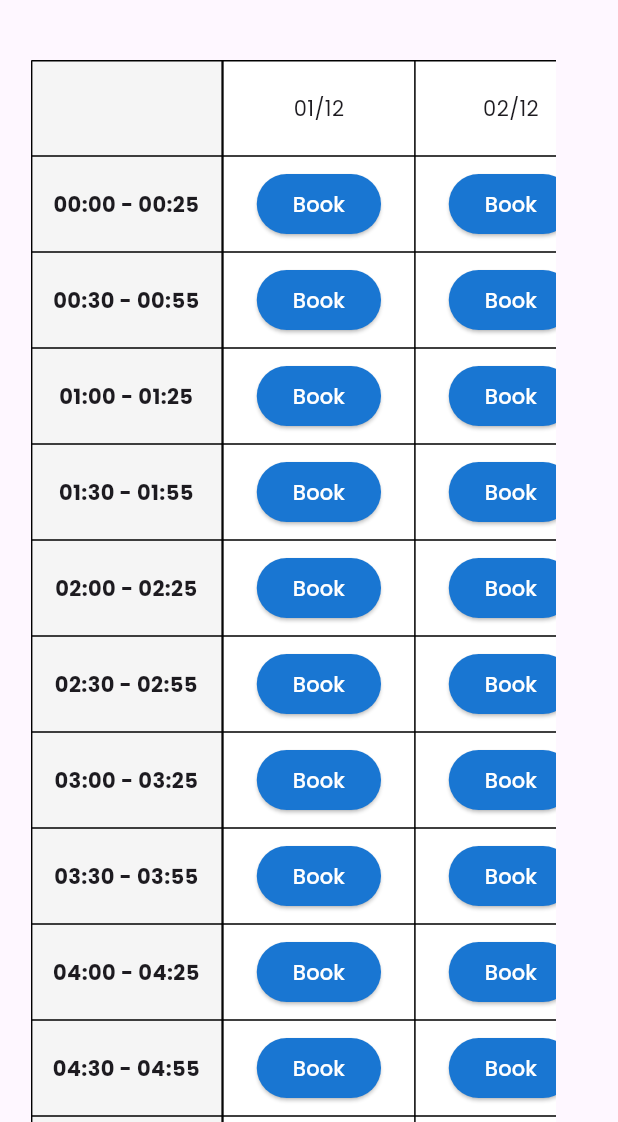
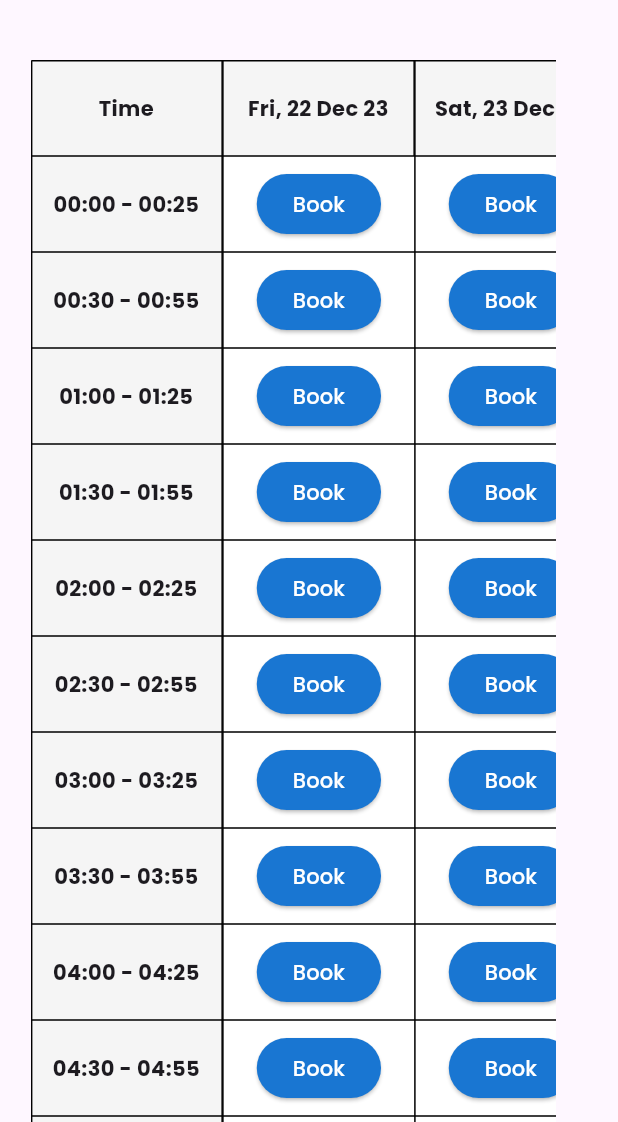
Before and after one commit to Mtoan12/advanced-mobile, a Flutter app: the TeacherDetailScreen screen opened by its route, scrolled down 1152 dp, on a phone screen of 412 x 824 dp, the part 114-1236 px from its top. Run offline on Flutter 3.47's test engine with Material 3 defaults, Android fonts, the phone set to English and light mode, and no system bars; our stand-ins replace data_table_2, flutter_svg, get, go_router, google_fonts, image_picker and 2 more; missing offline and left inert: flutter_pdfview, jitsi_meet_flutter_sdk, number_paginator; accounts and stored records are empty; network calls fail; key blocks and very long unbroken strings in the code were emptied for the run.

```diff
--- a/lib/main.dart
+++ b/lib/main.dart
@@ -1,20 +1,15 @@
 import 'dart:ui';
 
-import 'package:device_preview/device_preview.dart';
 import 'package:flutter/material.dart';
 import 'package:google_fonts/google_fonts.dart';
 import 'package:lettutor/provider/auth_provider.dart';
-import 'package:lettutor/provider/course_provider.dart';
 import 'package:lettutor/provider/schedule_provider.dart';
-import 'package:lettutor/provider/specialities_provider.dart';
-import 'package:lettutor/provider/teachers_list_provider.dart';
-import 'package:lettutor/provider/user_provider.dart';
 import 'package:lettutor/router/app_router.dart';
 import 'package:provider/provider.dart';
 
 void main() {
-  runApp(DevicePreview(enabled: true, builder: (context) => const MyApp()));
-  // runApp(const MyApp());
+  // runApp(DevicePreview(enabled: true, builder: (context) => const MyApp()));
+  runApp(const MyApp());
 }
 
 typedef LoginCallback = void Function(int _appState);
@@ -28,27 +23,19 @@ class MyApp extends StatefulWidget {
 
 class _MyAppState extends State<MyApp> {
   AuthProvider authProvider = AuthProvider();
-  UserProvider userProvider = UserProvider();
-  TeachersListProvider teachersListProvider = TeachersListProvider();
   ScheduleProvider scheduleProvider = ScheduleProvider();
-  CourseProvider courseProvider = CourseProvider();
 
   @override
   Widget build(BuildContext context) {
     return MultiProvider(
         providers: [
           ChangeNotifierProvider(create: (context) => authProvider),
-          ChangeNotifierProvider(create: (context) => userProvider),
-          ChangeNotifierProvider(create: (context) => teachersListProvider),
           ChangeNotifierProvider(
             create: (context) => scheduleProvider,
           ),
-          ChangeNotifierProvider(
-            create: (context) => courseProvider,
-          ),
         ],
         child: MaterialApp.router(
-          builder: DevicePreview.appBuilder,
+          // builder: DevicePreview.appBuilder,
           // translations: LocalizationService(),
           locale: const Locale('en', 'US'),
           // fallbackLocale: Locale('vi', 'VN'),
--- a/lib/provider/course_provider.dart
+++ /dev/null
@@ -1,20 +0,0 @@
-import 'dart:convert';
-
-import 'package:flutter/material.dart';
-import 'package:get/get.dart';
-import 'package:lettutor/json/courses.dart';
-import 'package:lettutor/models/course_detail.dart';
-
-class CourseProvider extends ChangeNotifier {
-  List<CourseDetail> courses = [];
-
-  CourseProvider() {
-    var list = json.decode(coursesJson) as List;
-
-    courses = list.map((e) => CourseDetail.fromJson(e)).toList();
-  }
-
-  CourseDetail? getCourseById(String id) {
-    return courses.firstWhereOrNull((course) => course.id == id);
-  }
-}
--- a/lib/provider/user_provider.dart
+++ /dev/null
@@ -1,42 +0,0 @@
-import 'dart:convert';
-
-import 'package:flutter/material.dart';
-import 'package:lettutor/json/user.dart';
-import 'package:lettutor/models/user.dart';
-
-class UserProvider extends ChangeNotifier {
-  User user = User(
-    id: '',
-    level: '',
-    avatar: '',
-    name: '',
-    country: '',
-    language: '',
-    isPublicRecord: false,
-    courses: [],
-  );
-
-  UserProvider() {
-    user = User.fromJson(json.decode(userJson));
-  }
-
-  void updateProfile(
-      {required String name,
-      required String email,
-      required String phone,
-      required String country,
-      required DateTime birthday,
-      required String level,
-      required String requireNote,
-      required String studySchedule}) {
-    user.name = name;
-    user.email = email;
-    user.phone = phone;
-    user.country = country;
-    user.birthday = birthday;
-    user.level = level;
-    user.requireNote = requireNote;
-    user.studySchedule = studySchedule;
-    notifyListeners();
-  }
-}
--- a/lib/router/app_router.dart
+++ b/lib/router/app_router.dart
@@ -37,6 +37,13 @@ class AppRouter {
     GoRoute(
       name: AppRouterConstant.forgotPasswordRouteName,
       path: '/forgot-password',
+      pageBuilder: (context, state) {
+        return const MaterialPage(child: ForgotPasswordScreen());
+      },
+    ),
+    GoRoute(
+      name: AppRouterConstant.resetPasswordRouteName,
+      path: '/password',
       pageBuilder: (context, state) {
         return const MaterialPage(child: ForgotPasswordScreen());
       },
--- a/lib/router/app_router_constant.dart
+++ b/lib/router/app_router_constant.dart
@@ -2,6 +2,7 @@ class AppRouterConstant {
   static String loginRouteName = "login";
   static String registerRouteName = "register";
   static String forgotPasswordRouteName = "fotgotPassword";
+  static String resetPasswordRouteName = "password";
   static String teachersListRouteName = "teachersList";
   static String courseDetailRouteName = "courseDetail";
   static String coursesRouteName = "courses";
--- a/lib/screens/teacher_detail_screen/teacher_detail_screen.dart
+++ b/lib/screens/teacher_detail_screen/teacher_detail_screen.dart
@@ -125,8 +125,8 @@ class _TeacherDetailScreenState extends State<TeacherDetailScreen> {
     ScheduleProvider scheduleProvider = context.watch<ScheduleProvider>();
     List<TableRow> rows = [];
     List<Widget> header = [];
-    header.addAll([
-      Container(
+
+    header.add(Container(
       height: 64,
       decoration: BoxDecoration(
         color: Colors.grey[100],
@@ -137,64 +137,36 @@ class _TeacherDetailScreenState extends State<TeacherDetailScreen> {
           ),
         ),
       ),
-      ),
-      Container(
-        height: 64,
-        color: Colors.white,
       child: const Align(
         alignment: Alignment.center,
-          child: Text("01/12"),
+        child: Text(
+          "Time",
+          style: TextStyle(fontWeight: FontWeight.w700),
         ),
       ),
-      Container(
+    ));
+    for (int i = 0; i < 7; i++) {
+      header.add(Container(
         height: 64,
-        color: Colors.white,
-        child: const Align(
-          alignment: Alignment.center,
-          child: Text("02/12"),
+        decoration: BoxDecoration(
+          color: Colors.grey[100],
+          border: const Border(
+            right: BorderSide(
+              color: Colors.black,
+              width: 1,
             ),
           ),
-      Container(
-        height: 64,
-        color: Colors.white,
-        child: const Align(
+        ),
+        child: Align(
           alignment: Alignment.center,
-          child: Text("03/12"),
+          child: Text(
+            utils.convertDate(DateTime.now().add(Duration(days: i)).toString()),
+            style: const TextStyle(fontWeight: FontWeight.w700),
           ),
         ),
-      Container(
-        height: 64,
-        color: Colors.white,
-        child: const Align(
-          alignment: Alignment.center,
-          child: Text("04/12"),
-        ),
-      ),
-      Container(
-        height: 64,
-        color: Colors.white,
-        child: const Align(
-          alignment: Alignment.center,
-          child: Text("05/12"),
-        ),
-      ),
-      Container(
-        height: 64,
-        color: Colors.white,
-        child: const Align(
-          alignment: Alignment.center,
-          child: Text("06/12"),
-        ),
-      ),
-      Container(
-        height: 64,
-        color: Colors.white,
-        child: const Align(
-          alignment: Alignment.center,
-          child: Text("07/12"),
-        ),
-      ),
-    ]);
+      ));
+    }
+
     rows.add(TableRow(children: header));
     List<String> times = [
       "00:00 - 00:25",
@@ -265,6 +237,9 @@ class _TeacherDetailScreenState extends State<TeacherDetailScreen> {
             )),
       ));
       for (var j = 0; j < 7; j++) {
+        DateTime now = DateTime.now();
+        String date = utils.convertDate(DateTime(now.year, now.month, now.day + j).toString());
+        String time = times[i];
         row.add(Container(
           height: 64,
           color: Colors.white,
--- a/lib/screens/teachers_list_screen/teacher_card.dart
+++ b/lib/screens/teachers_list_screen/teacher_card.dart
@@ -3,7 +3,6 @@ import 'package:get/get.dart';
 import 'package:go_router/go_router.dart';
 import 'package:lettutor/api/tutor_api.dart';
 import 'package:lettutor/models/speciality.dart';
-import 'package:lettutor/provider/teachers_list_provider.dart';
 import 'package:lettutor/router/app_router_constant.dart';
 import 'package:lettutor/screens/teachers_list_screen/filter_item.dart';
 import 'package:lettutor/utils/utils.dart';
--- a/lib/widgets/drawer.dart
+++ b/lib/widgets/drawer.dart
@@ -2,7 +2,6 @@ import 'package:flutter/material.dart';
 import 'package:go_router/go_router.dart';
 import 'package:lettutor/models/user.dart';
 import 'package:lettutor/provider/auth_provider.dart';
-import 'package:lettutor/provider/user_provider.dart';
 import 'package:lettutor/router/app_router_constant.dart';
 import 'package:provider/provider.dart';
 
--- a/pubspec.yaml
+++ b/pubspec.yaml
@@ -48,7 +48,6 @@ dependencies:
     http: ^1.1.2
     shared_preferences: ^2.2.2
     multi_select_flutter: ^4.1.3
-    jitsi_meet_fix: ^4.0.5
 
 dev_dependencies:
     flutter_test:
```
Also changed, not shown: lib/provider/review_provider.dart (deleted, +0 -14 lines), lib/provider/specialities_provider.dart (deleted, +0 -32 lines), lib/provider/teachers_list_provider.dart (deleted, +0 -72 lines), lib/provider/tutor_provider.dart (deleted, +0 -29 lines), lib/utils/utils.dart (+15 -23 lines), pubspec.lock. Lines whose indentation alone changed are shown as unchanged.
